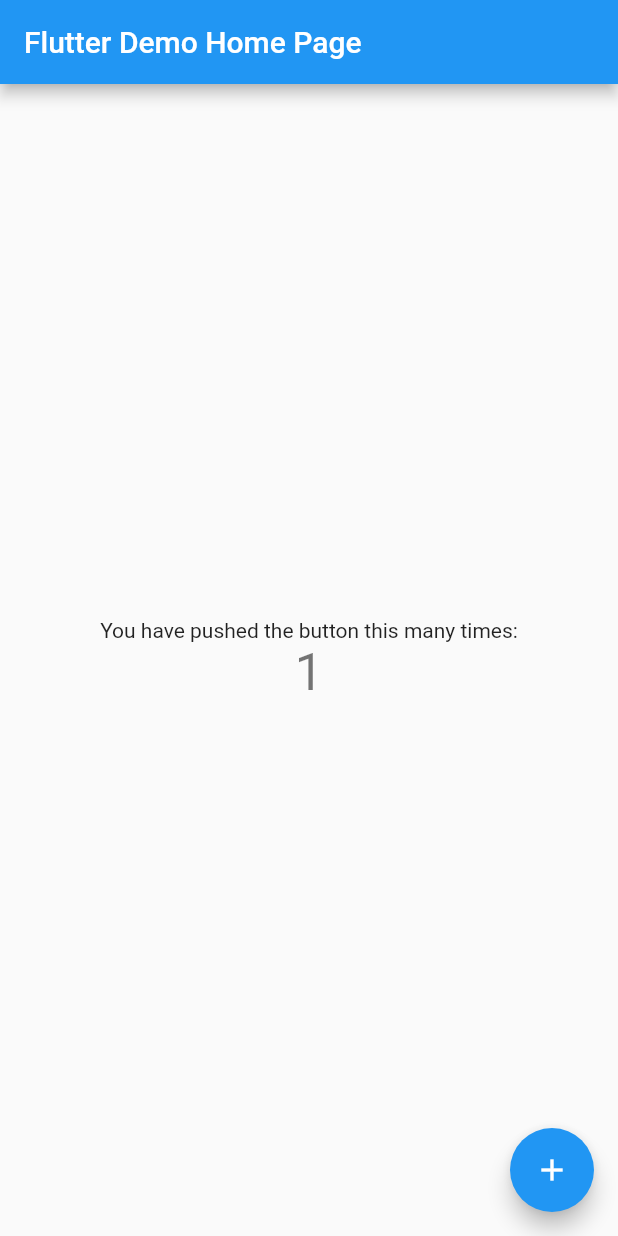
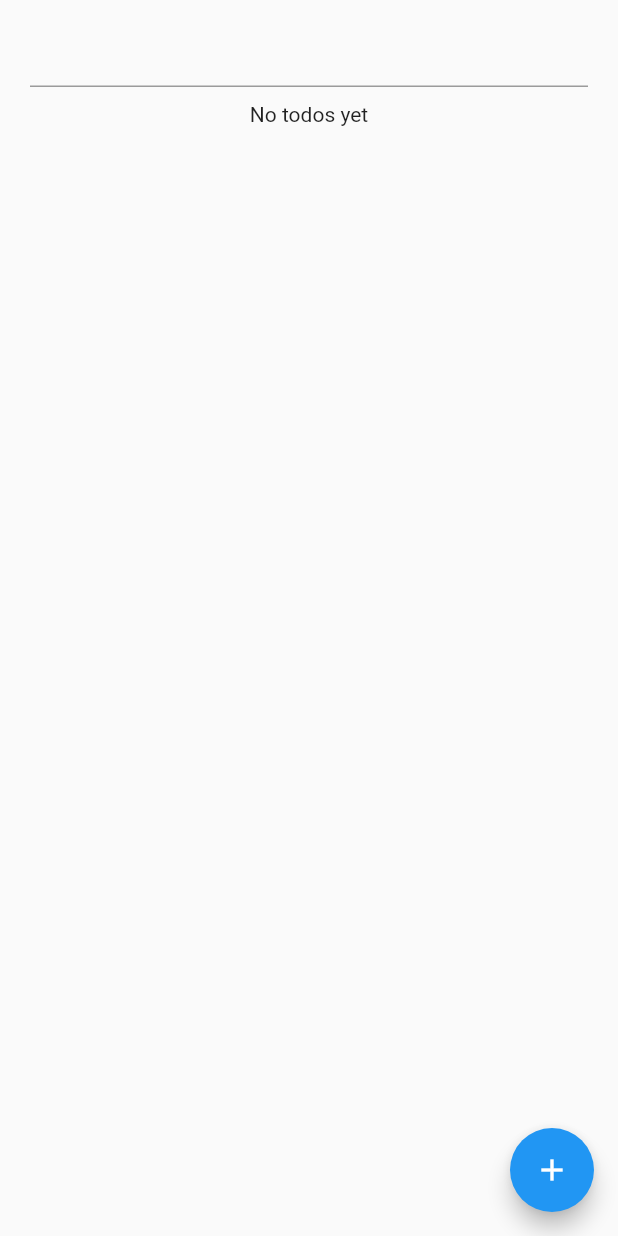
Before and after one commit to Huzaifaahmed20/flutter_riverpod_todoapp, a Flutter app: the screen it shows after launch, after a tap on the "add" icon, on a phone screen of 412 x 824 dp. Run offline on Flutter 3.47's test engine with Material 2 defaults, Android fonts, the phone set to English and light mode, and no system bars; our stand-ins replace flutter_hooks, hooks_riverpod.

Commit message:
create todo app with riverpod

```diff
--- a/lib/main.dart
+++ b/lib/main.dart
@@ -1,117 +1,113 @@
 import 'package:flutter/material.dart';
+import 'package:flutter_hooks/flutter_hooks.dart';
+import 'package:hooks_riverpod/all.dart';
+import 'package:riverpod_todo_app/models/todo.dart';
+import 'package:riverpod_todo_app/notifier/todo_notifier.dart';
 
 void main() {
-  runApp(MyApp());
+  runApp(ProviderScope(child: MyApp()));
 }
 
 class MyApp extends StatelessWidget {
-  // This widget is the root of your application.
   @override
   Widget build(BuildContext context) {
     return MaterialApp(
       title: 'Flutter Demo',
       theme: ThemeData(
-        // This is the theme of your application.
-        //
-        // Try running your application with "flutter run". You'll see the
-        // application has a blue toolbar. Then, without quitting the app, try
-        // changing the primarySwatch below to Colors.green and then invoke
-        // "hot reload" (press "r" in the console where you ran "flutter run",
-        // or simply save your changes to "hot reload" in a Flutter IDE).
-        // Notice that the counter didn't reset back to zero; the application
-        // is not restarted.
         primarySwatch: Colors.blue,
-        // This makes the visual density adapt to the platform that you run
-        // the app on. For desktop platforms, the controls will be smaller and
-        // closer together (more dense) than on mobile platforms.
         visualDensity: VisualDensity.adaptivePlatformDensity,
       ),
-      home: MyHomePage(title: 'Flutter Demo Home Page'),
+      home: Home(),
     );
   }
 }
 
-class MyHomePage extends StatefulWidget {
-  MyHomePage({Key key, this.title}) : super(key: key);
+class Home extends HookWidget {
+  Home({Key key}) : super(key: key);
 
-  // This widget is the home page of your application. It is stateful, meaning
-  // that it has a State object (defined below) that contains fields that affect
-  // how it looks.
-
-  // This class is the configuration for the state. It holds the values (in this
-  // case the title) provided by the parent (in this case the App widget) and
-  // used by the build method of the State. Fields in a Widget subclass are
-  // always marked "final".
-
-  final String title;
-
-  @override
-  _MyHomePageState createState() => _MyHomePageState();
-}
-
-class _MyHomePageState extends State<MyHomePage> {
-  int _counter = 0;
-
-  void _incrementCounter() {
-    setState(() {
-      // This call to setState tells the Flutter framework that something has
-      // changed in this State, which causes it to rerun the build method below
-      // so that the display can reflect the updated values. If we changed
-      // _counter without calling setState(), then the build method would not be
-      // called again, and so nothing would appear to happen.
-      _counter++;
-    });
+  Future<dynamic> showEditDialog(BuildContext ctx, Todo item) {
+    final editTodoText = TextEditingController(text: item.description);
+    return showDialog(
+      context: ctx,
+      builder: (context) => AlertDialog(
+        content: TextField(
+          controller: editTodoText,
+        ),
+        actions: [
+          FlatButton(
+            child: Text('Cancel'),
+            onPressed: () => Navigator.of(ctx).pop(),
+          ),
+          FlatButton(
+            child: Text('Save'),
+            onPressed: () {
+              context
+                  .read(todoListProvider)
+                  .edit(description: editTodoText.text, id: item.id);
+              Navigator.of(ctx).pop();
+            },
+          ),
+        ],
+      ),
+    );
   }
 
   @override
   Widget build(BuildContext context) {
-    // This method is rerun every time setState is called, for instance as done
-    // by the _incrementCounter method above.
-    //
-    // The Flutter framework has been optimized to make rerunning build methods
-    // fast, so that you can just rebuild anything that needs updating rather
-    // than having to individually change instances of widgets.
+    final descriptController = useTextEditingController();
+    final todoList = useProvider(todoListProvider.state);
+
     return Scaffold(
-      appBar: AppBar(
-        // Here we take the value from the MyHomePage object that was created by
-        // the App.build method, and use it to set our appbar title.
-        title: Text(widget.title),
+      floatingActionButton: FloatingActionButton(
+        onPressed: () =>
+            context.read(todoListProvider).addTodo(descriptController.text),
+        child: Icon(Icons.add),
       ),
-      body: Center(
-        // Center is a layout widget. It takes a single child and positions it
-        // in the middle of the parent.
-        child: Column(
-          // Column is also a layout widget. It takes a list of children and
-          // arranges them vertically. By default, it sizes itself to fit its
-          // children horizontally, and tries to be as tall as its parent.
-          //
-          // Invoke "debug painting" (press "p" in the console, choose the
-          // "Toggle Debug Paint" action from the Flutter Inspector in Android
-          // Studio, or the "Toggle Debug Paint" command in Visual Studio Code)
-          // to see the wireframe for each widget.
-          //
-          // Column has various properties to control how it sizes itself and
-          // how it positions its children. Here we use mainAxisAlignment to
-          // center the children vertically; the main axis here is the vertical
-          // axis because Columns are vertical (the cross axis would be
-          // horizontal).
-          mainAxisAlignment: MainAxisAlignment.center,
-          children: <Widget>[
-            Text(
-              'You have pushed the button this many times:',
+      body: Column(
+        children: [
+          Padding(
+            padding: const EdgeInsets.symmetric(horizontal: 20, vertical: 10),
+            child: TextField(
+              controller: descriptController,
             ),
-            Text(
-              '$_counter',
-              style: Theme.of(context).textTheme.headline4,
-            ),
-          ],
-        ),
+          ),
+          todoList.isEmpty
+              ? Center(
+                  child: Text('No todos yet'),
+                )
+              : Expanded(
+                  child: ListView.builder(
+                    itemCount: todoList.length,
+                    itemBuilder: (BuildContext context, int index) {
+                      final todoItem = todoList[index];
+
+                      return Card(
+                        elevation: 5,
+                        child: ListTile(
+                          title: Text('${todoItem.description}'),
+                          trailing: Row(
+                            mainAxisSize: MainAxisSize.min,
+                            children: [
+                              IconButton(
+                                icon: Icon(Icons.delete),
+                                onPressed: () => context
+                                    .read(todoListProvider)
+                                    .remove(todoItem.id),
+                              ),
+                              IconButton(
+                                icon: Icon(Icons.edit),
+                                onPressed: () =>
+                                    showEditDialog(context, todoItem),
+                              ),
+                            ],
+                          ),
+                        ),
+                      );
+                    },
+                  ),
+                ),
+        ],
       ),
-      floatingActionButton: FloatingActionButton(
-        onPressed: _incrementCounter,
-        tooltip: 'Increment',
-        child: Icon(Icons.add),
-      ), // This trailing comma makes auto-formatting nicer for build methods.
     );
   }
 }
--- /dev/null
+++ b/lib/models/todo.dart
@@ -0,0 +1,13 @@
+import 'package:uuid/uuid.dart';
+
+var _uuid = Uuid();
+
+class Todo {
+  final String description;
+  final String id;
+
+  Todo({
+    this.description,
+    String id,
+  }) : id = id ?? _uuid.v4();
+}
--- a/pubspec.yaml
+++ b/pubspec.yaml
@@ -26,6 +26,7 @@ dependencies:
   cupertino_icons: ^1.0.0
   flutter_hooks: ^0.15.0
   hooks_riverpod: ^0.12.2
+  uuid: ^2.2.2
 
 dev_dependencies:
   flutter_test:
```
Also changed, not shown: lib/notifier/todo_notifier.dart (added, +33 -0 lines), pubspec.lock, 1 other file.
